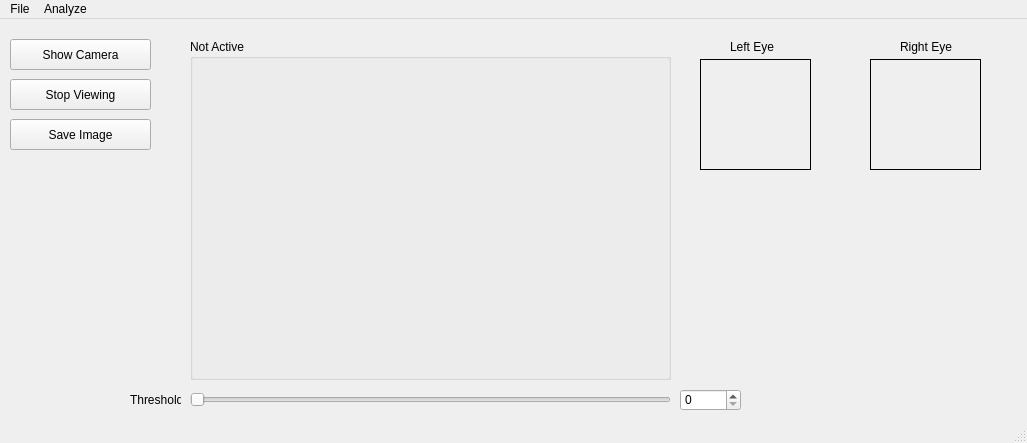
The window that mainwindow.ui (Jason-Fung/eye-tracking) describes before a commit, drawn with Qt 5.
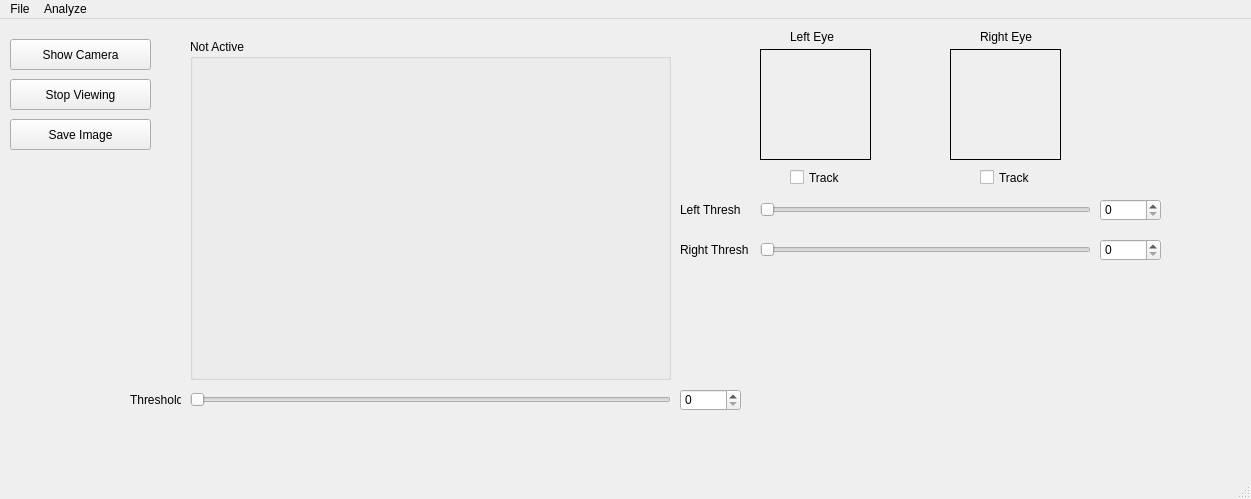
The same window after the commit.

Patch:
```diff
--- a/mainwindow.ui
+++ b/mainwindow.ui
@@ -6,8 +6,8 @@
    <rect>
     <x>0</x>
     <y>0</y>
-    <width>1027</width>
-    <height>443</height>
+    <width>1251</width>
+    <height>499</height>
    </rect>
   </property>
   <property name="focusPolicy">
@@ -85,8 +85,8 @@
    <widget class="QLabel" name="LeftEyeWindow">
     <property name="geometry">
      <rect>
-      <x>700</x>
-      <y>40</y>
+      <x>760</x>
+      <y>30</y>
       <width>111</width>
       <height>111</height>
      </rect>
@@ -101,8 +101,8 @@
    <widget class="QLabel" name="RightEyeWindow">
     <property name="geometry">
      <rect>
-      <x>870</x>
-      <y>40</y>
+      <x>950</x>
+      <y>30</y>
       <width>111</width>
       <height>111</height>
      </rect>
@@ -117,8 +117,8 @@
    <widget class="QLabel" name="LeftEyeLabel">
     <property name="geometry">
      <rect>
-      <x>730</x>
-      <y>20</y>
+      <x>790</x>
+      <y>10</y>
       <width>51</width>
       <height>16</height>
      </rect>
@@ -130,8 +130,8 @@
    <widget class="QLabel" name="RightEyeLabel">
     <property name="geometry">
      <rect>
-      <x>900</x>
-      <y>20</y>
+      <x>980</x>
+      <y>10</y>
       <width>61</width>
       <height>16</height>
      </rect>
@@ -188,13 +188,135 @@
      <number>255</number>
     </property>
    </widget>
+   <widget class="QCheckBox" name="leftCheckBox">
+    <property name="geometry">
+     <rect>
+      <x>790</x>
+      <y>150</y>
+      <width>61</width>
+      <height>17</height>
+     </rect>
+    </property>
+    <property name="text">
+     <string>Track</string>
+    </property>
+   </widget>
+   <widget class="QCheckBox" name="rightCheckBox">
+    <property name="geometry">
+     <rect>
+      <x>980</x>
+      <y>150</y>
+      <width>61</width>
+      <height>17</height>
+     </rect>
+    </property>
+    <property name="text">
+     <string>Track</string>
+    </property>
+   </widget>
+   <widget class="QLabel" name="leftThresholdLabel">
+    <property name="geometry">
+     <rect>
+      <x>680</x>
+      <y>180</y>
+      <width>71</width>
+      <height>21</height>
+     </rect>
+    </property>
+    <property name="text">
+     <string>Left Thresh</string>
+    </property>
+   </widget>
+   <widget class="QSpinBox" name="leftThresholdValue">
+    <property name="geometry">
+     <rect>
+      <x>1100</x>
+      <y>180</y>
+      <width>61</width>
+      <height>22</height>
+     </rect>
+    </property>
+    <property name="maximum">
+     <number>255</number>
+    </property>
+   </widget>
+   <widget class="QSlider" name="leftThreshSlider">
+    <property name="geometry">
+     <rect>
+      <x>760</x>
+      <y>180</y>
+      <width>331</width>
+      <height>22</height>
+     </rect>
+    </property>
+    <property name="maximum">
+     <number>255</number>
+    </property>
+    <property name="value">
+     <number>0</number>
+    </property>
+    <property name="sliderPosition">
+     <number>0</number>
+    </property>
+    <property name="orientation">
+     <enum>Qt::Horizontal</enum>
+    </property>
+   </widget>
+   <widget class="QSpinBox" name="rightThresholdValue">
+    <property name="geometry">
+     <rect>
+      <x>1100</x>
+      <y>220</y>
+      <width>61</width>
+      <height>22</height>
+     </rect>
+    </property>
+    <property name="maximum">
+     <number>255</number>
+    </property>
+   </widget>
+   <widget class="QLabel" name="rightThresholdLabel">
+    <property name="geometry">
+     <rect>
+      <x>680</x>
+      <y>220</y>
+      <width>71</width>
+      <height>21</height>
+     </rect>
+    </property>
+    <property name="text">
+     <string>Right Thresh</string>
+    </property>
+   </widget>
+   <widget class="QSlider" name="rightThreshSlider">
+    <property name="geometry">
+     <rect>
+      <x>760</x>
+      <y>220</y>
+      <width>331</width>
+      <height>22</height>
+     </rect>
+    </property>
+    <property name="maximum">
+     <number>255</number>
+    </property>
+    <property name="value">
+     <number>0</number>
+    </property>
+    <property name="sliderPosition">
+     <number>0</number>
+    </property>
+    <property name="orientation">
+     <enum>Qt::Horizontal</enum>
+    </property>
+   </widget>
   </widget>
   <widget class="QMenuBar" name="menubar">
    <property name="geometry">
     <rect>
      <x>0</x>
      <y>0</y>
-     <width>1027</width>
+     <width>1251</width>
      <height>21</height>
     </rect>
    </property>
```
